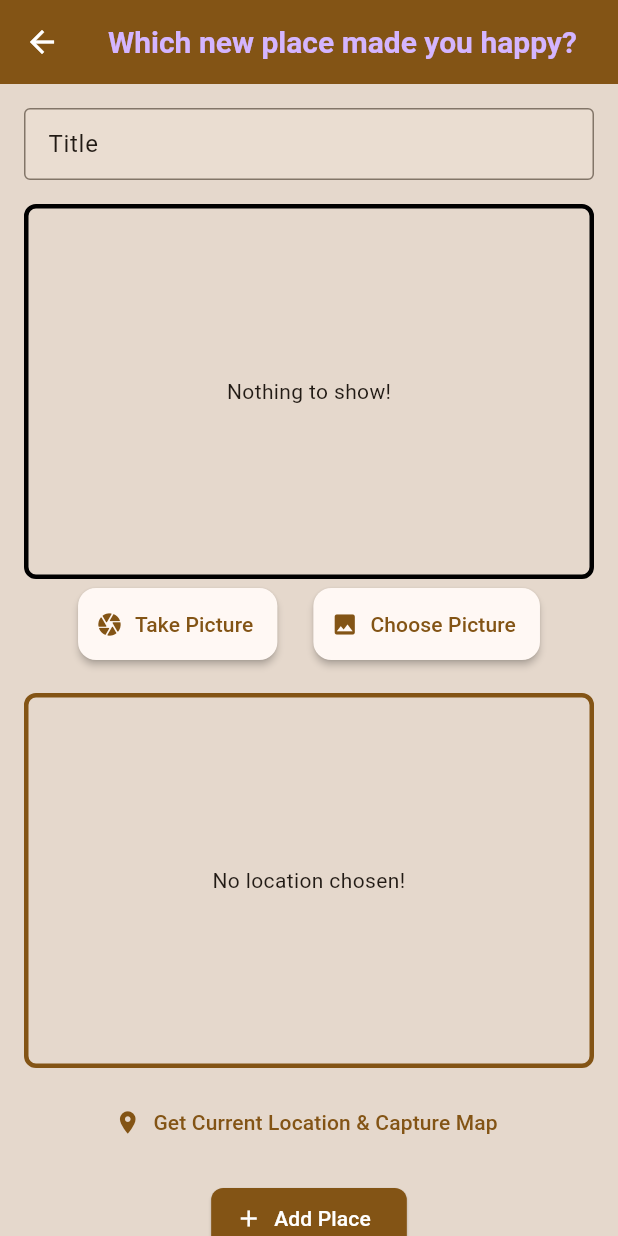
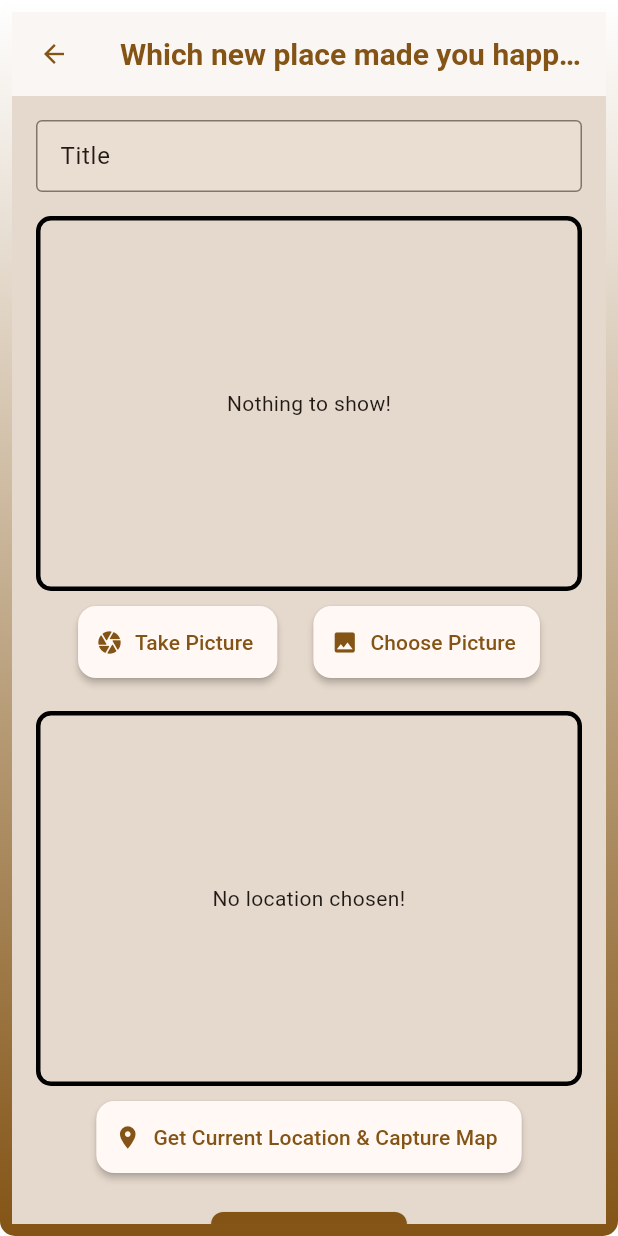
Before and after one commit to Iftikhar-Shams-Niloy/flutter_happy_place, a Flutter app: the screen it shows after launch, after a tap on the "add location alt" icon, on a phone screen of 412 x 824 dp. Run offline on Flutter 3.47's test engine with Material 3 defaults, Android fonts, the phone set to English and light mode, and no system bars; our stand-ins replace flutter_map, flutter_riverpod, geolocator, image_picker, latlong2, location; missing offline and left inert: flutter_map_location_marker.

Commit message:
Refactor AddPlaceScreen layout: enhance UI with gradient background and improved padding; update image and location input widgets for consistency

```diff
--- a/lib/screens/add_place_screen.dart
+++ b/lib/screens/add_place_screen.dart
@@ -1,11 +1,9 @@
 import 'dart:io';
-
 import 'package:flutter/material.dart';
 import 'package:flutter_happy_place/providers/user_places.dart';
 import 'package:flutter_happy_place/widgets/image_input.dart';
 import 'package:flutter_happy_place/widgets/location_input.dart';
 import 'package:flutter_riverpod/flutter_riverpod.dart';
-
 import '../widgets/custom_snackbar.dart';
 
 class AddPlaceScreen extends ConsumerStatefulWidget {
@@ -51,11 +49,37 @@ class _AddPlaceScreenState extends ConsumerState<AddPlaceScreen> {
 
   @override
   Widget build(BuildContext context) {
-    return Scaffold(
+    const double radius = 10.0;
+    const double borderWidth = 8.0;
+
+    return ClipRRect(
+      borderRadius: BorderRadius.circular(radius),
+      child: Container(
+        decoration: BoxDecoration(
+          gradient: LinearGradient(
+            begin: Alignment.topCenter,
+            end: Alignment.bottomCenter,
+            colors: [
+              Theme.of(context).colorScheme.onPrimary,
+              Theme.of(context).colorScheme.primary,
+            ],
+          ),
+        ),
+        padding: const EdgeInsets.all(borderWidth),
+        child: Container(
+          decoration: BoxDecoration(
+            color: Theme.of(context).scaffoldBackgroundColor,
+            borderRadius: BorderRadius.circular(radius - borderWidth),
+          ),
+          child: Scaffold(
             appBar: AppBar(
+              backgroundColor: Theme.of(context).colorScheme.onPrimary,
+              iconTheme: IconThemeData(
+                color: Theme.of(context).colorScheme.primary,
+              ),
               title: Text(
                 "Which new place made you happy?",
-          style: Theme.of(context).textTheme.titleLarge,
+                style: TextStyle(color: Theme.of(context).colorScheme.primary),
               ),
             ),
             body: SingleChildScrollView(
@@ -89,6 +113,9 @@ class _AddPlaceScreenState extends ConsumerState<AddPlaceScreen> {
                 ],
               ),
             ),
+          ),
+        ),
+      ),
     );
   }
 }
--- a/lib/screens/places_screen.dart
+++ b/lib/screens/places_screen.dart
@@ -19,8 +19,22 @@ class PlacesScreen extends ConsumerWidget {
             icon: const Icon(Icons.add_location_alt_outlined),
             onPressed: () {
               Navigator.of(context).push(
-                MaterialPageRoute(
-                  builder: (ctx) => const AddPlaceScreen(),
+                PageRouteBuilder(
+                  transitionDuration: const Duration(milliseconds: 600),
+                  reverseTransitionDuration: const Duration(milliseconds: 500),
+                  pageBuilder: (context, animation, secondaryAnimation) =>
+                      const AddPlaceScreen(),
+                  transitionsBuilder:
+                      (context, animation, secondaryAnimation, child) {
+                        final tween = Tween<Offset>(
+                          begin: const Offset(1.0, 0.0),
+                          end: Offset.zero,
+                        ).chain(CurveTween(curve: Curves.easeOut));
+                        return SlideTransition(
+                          position: animation.drive(tween),
+                          child: child,
+                        );
+                      },
                 ),
               );
             },
--- a/lib/widgets/image_input.dart
+++ b/lib/widgets/image_input.dart
@@ -54,7 +54,7 @@ class _ImageInputWidgetState extends State<ImageInputWidget> {
     Widget content = Text("Nothing to show!");
     if (_selectedImage != null) {
       content = ClipRRect(
-        borderRadius: BorderRadius.circular(4),
+        borderRadius: BorderRadius.circular(8),
         child: Image.file(
           _selectedImage!,
           fit: BoxFit.cover,
@@ -71,10 +71,12 @@ class _ImageInputWidgetState extends State<ImageInputWidget> {
           alignment: Alignment.center,
           decoration: BoxDecoration(
             border: Border.all(width: 3),
-            borderRadius: BorderRadius.all(Radius.circular(8)),
+            borderRadius: BorderRadius.all(Radius.circular(10)),
           ),
           child: content,
         ),
+
+        const SizedBox(height: 4),
 
         Row(
           mainAxisAlignment: MainAxisAlignment.center,
--- a/lib/widgets/location_input.dart
+++ b/lib/widgets/location_input.dart
@@ -6,7 +6,6 @@ import 'package:flutter_happy_place/widgets/open_state_map.dart';
 
 class LocationInputWidget extends StatefulWidget {
   const LocationInputWidget({super.key});
-
   @override
   State<LocationInputWidget> createState() {
     return _LocationInputWidgetState();
@@ -57,7 +56,7 @@ class _LocationInputWidgetState extends State<LocationInputWidget> {
       _pickedLocation = LatLng(locationData.latitude!, locationData.longitude!);
     });
 
-    // Navigate to map and get snapshot
+    //* Navigate to map and get snapshot
     if (!mounted) return;
     final capturedImage = await Navigator.of(context).push<ui.Image>(
       MaterialPageRoute(
@@ -102,17 +101,18 @@ class _LocationInputWidgetState extends State<LocationInputWidget> {
           decoration: BoxDecoration(
             border: Border.all(
               width: 3,
-              color: Theme.of(context).colorScheme.primary,
             ),
-            borderRadius: const BorderRadius.all(Radius.circular(8)),
+            borderRadius: const BorderRadius.all(Radius.circular(10)),
           ),
           child: previewContent,
         ),
-        const SizedBox(height: 12),
-        TextButton.icon(
-          onPressed: _isGettingLocation ? null : _getCurrentLocation,
-          icon: const Icon(Icons.location_on),
-          label: const Text("Get Current Location & Capture Map"),
+        const SizedBox(height: 4),
+        Card(
+          child: TextButton.icon(
+            onPressed: _isGettingLocation ? null : _getCurrentLocation,
+            icon: const Icon(Icons.location_on),
+            label: const Text("Get Current Location & Capture Map"),
+          ),
         ),
       ],
     );
--- a/lib/widgets/open_state_map.dart
+++ b/lib/widgets/open_state_map.dart
@@ -52,8 +52,13 @@ class _OpenStateMap extends State<OpenStateMap> {
         throw 'Location permissions are permanently denied, we cannot request permissions.';
       }
 
+      final LocationSettings locationSettings = LocationSettings(
+        accuracy: LocationAccuracy.high,
+        distanceFilter: 100,
+      );
+
       Position position = await Geolocator.getCurrentPosition(
-        desiredAccuracy: LocationAccuracy.high,
+        locationSettings: locationSettings,
       );
 
       setState(() {
@@ -136,7 +141,8 @@ class _OpenStateMap extends State<OpenStateMap> {
             child: Center(
               child: FloatingActionButton.extended(
                 onPressed: _captureMapSnapshot,
-                backgroundColor: Colors.blue,
+                backgroundColor: Theme.of(context).colorScheme.primary,
+                foregroundColor: Theme.of(context).colorScheme.onPrimary,
                 icon: const Icon(Icons.camera_alt),
                 label: const Text('Capture Map'),
               ),
```
Lines whose indentation alone changed are shown as unchanged.
